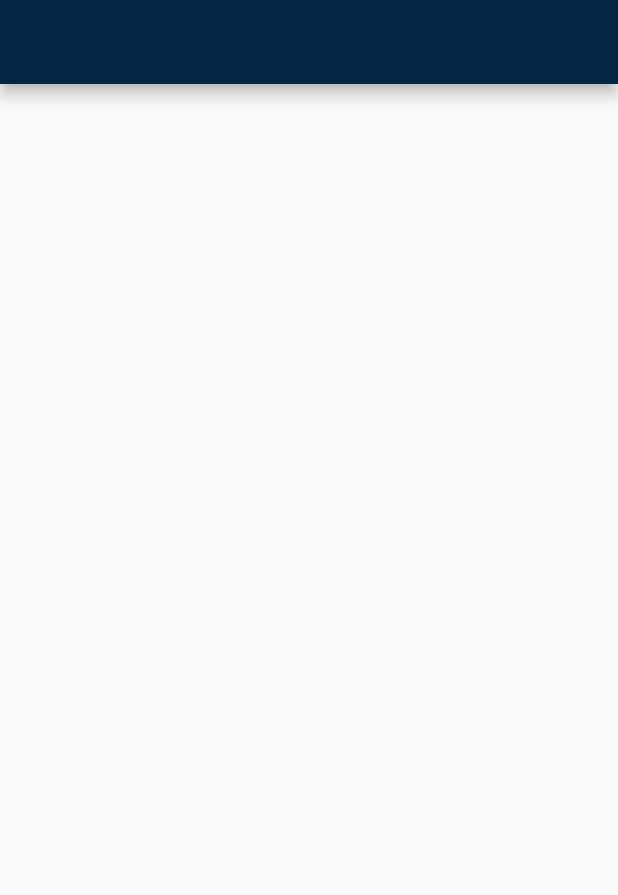
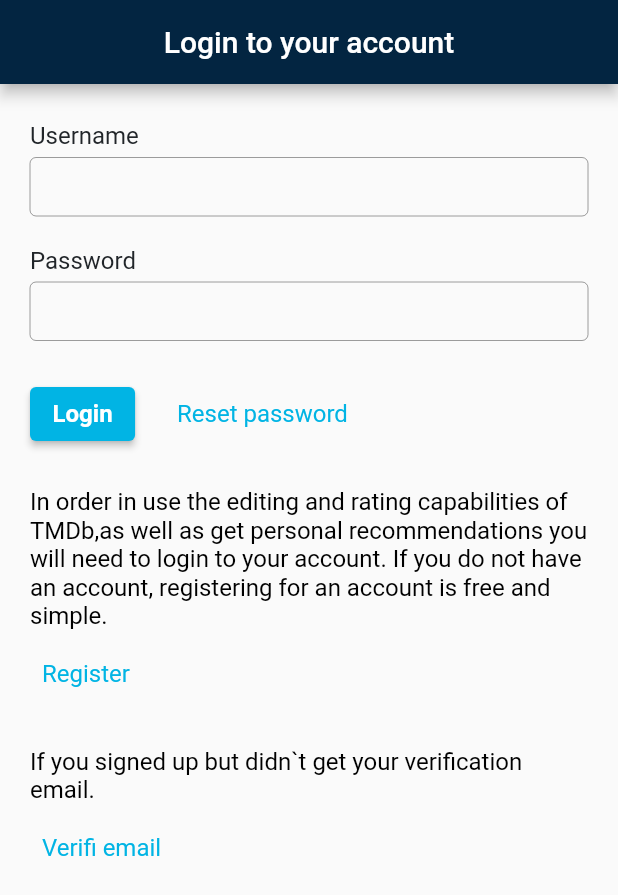
Before and after one commit to DarkPiano/The-Movie, a Flutter app: the screen it shows after launch, on a phone screen of 412 x 824 dp. Shown: the top 895 px of the screen. Run offline on Flutter 3.47's test engine with Material 2 defaults, Android fonts, the phone set to English and light mode, and no system bars.

Commit message:
feat: create page auth

```diff
--- a/lib/Theme/button_style.dart
+++ b/lib/Theme/button_style.dart
@@ -0,0 +1,10 @@
+import 'package:flutter/material.dart';
+
+abstract class AppButtonStyle {
+  static final ButtonStyle linkButton = ButtonStyle(
+    foregroundColor: MaterialStateProperty.all(const Color(0xFF01B4E4)),
+    textStyle: MaterialStateProperty.all(
+      const TextStyle(fontSize: 16, fontWeight: FontWeight.w400),
+    ),
+  );
+}
--- a/lib/main.dart
+++ b/lib/main.dart
@@ -13,7 +13,7 @@ class MyApp extends StatelessWidget {
     return MaterialApp(
       title: 'Flutter Demo',
       theme: ThemeData(
-        appBarTheme: AppBarTheme(
+        appBarTheme:  const AppBarTheme(
           backgroundColor: Color.fromRGBO(3, 37, 65, 1),
         ),
       ),
--- a/lib/widgets/auth/auth_widget.dart
+++ b/lib/widgets/auth/auth_widget.dart
@@ -1,4 +1,5 @@
 import 'package:flutter/material.dart';
+import '../../Theme/button_style.dart';
 
 class AuthWidget extends StatefulWidget {
   const AuthWidget({Key? key}) : super(key: key);
@@ -11,7 +12,158 @@ class _AuthWidgetState extends State<AuthWidget> {
   @override
   Widget build(BuildContext context) {
     return Scaffold(
-      appBar: AppBar(),
+      appBar: AppBar(
+        centerTitle: true,
+        title: Text('Login to your account'),
+      ),
+      body: ListView(
+        physics: BouncingScrollPhysics(),
+        children: [
+          _HeaderWidget(),
+          // _HeaderWidget(),
+        ],
+      ),
     );
   }
 }
+
+class _HeaderWidget extends StatelessWidget {
+  const _HeaderWidget({Key? key}) : super(key: key);
+
+  @override
+  Widget build(BuildContext context) {
+    const textStyle = TextStyle(
+      fontSize: 16,
+      color: Colors.black,
+    );
+    return Padding(
+      padding: const EdgeInsets.symmetric(horizontal: 20),
+      child: Column(
+        crossAxisAlignment: CrossAxisAlignment.start,
+        children: [
+          SizedBox(height: 25),
+          _FormWidget(),
+          SizedBox(height: 25),
+          Text(
+            'In order in use the editing and rating capabilities of TMDb,'
+            'as well as get personal recommendations you will need to login'
+            ' to your account. If you do not have an account, registering for '
+            'an account is free and simple.',
+            style: textStyle,
+          ),
+          SizedBox(height: 5),
+          TextButton(
+            style: AppButtonStyle.linkButton,
+            onPressed: () {},
+            child: Text('Register'),
+          ),
+          SizedBox(height: 25),
+          Text(
+            'If you signed up but didn`t get your verification email.',
+            style: textStyle,
+          ),
+          SizedBox(height: 5),
+          TextButton(
+            style: AppButtonStyle.linkButton,
+            onPressed: () {},
+            child: Text('Verifi email'),
+          ),
+        ],
+      ),
+    );
+  }
+}
+
+class _FormWidget extends StatefulWidget {
+  const _FormWidget({Key? key}) : super(key: key);
+
+  @override
+  State<_FormWidget> createState() => _FormWidgetState();
+}
+
+class _FormWidgetState extends State<_FormWidget> {
+  final _loginTextController = TextEditingController();
+  final _passwordTextController = TextEditingController();
+  String? errorText = null;
+
+  void _auth() {
+    final login = _loginTextController.text;
+    final password = _passwordTextController.text;
+    if (login == 'admin' && password == 'admin') {
+      errorText = null;
+      print('open app');
+    } else {
+      errorText = 'Invalid username or password';
+    }
+    setState(() {});
+  }
+
+  void _resetPassword() {
+    print('reset password');
+  }
+
+  @override
+  Widget build(BuildContext context) {
+    const textStyle = TextStyle(
+      fontSize: 16,
+      color: Color(0xFF212529),
+    );
+    const color = Color(0xFF01B4E4);
+    const textFieldDecoration = InputDecoration(
+      border: OutlineInputBorder(),
+      contentPadding: EdgeInsets.symmetric(horizontal: 10, vertical: 10),
+      isCollapsed: true,
+      focusedBorder: OutlineInputBorder(
+        borderSide: BorderSide(color: Colors.blue),
+      ),
+    );
+    final errorText = this.errorText;
+    return Column(
+      crossAxisAlignment: CrossAxisAlignment.start,
+      children: [
+        if (errorText != null) ...[
+          Text(
+            '$errorText',
+            style: TextStyle(fontSize: 17, color: Colors.red),
+          ),
+          SizedBox(height: 20),
+        ],
+        Text('Username', style: textStyle),
+        SizedBox(height: 5),
+        TextField(
+            controller: _loginTextController, decoration: textFieldDecoration),
+        SizedBox(height: 20),
+        Text('Password', style: textStyle),
+        SizedBox(height: 5),
+        TextField(
+            controller: _passwordTextController,
+            decoration: textFieldDecoration,
+            obscureText: true),
+        SizedBox(height: 25),
+        Row(
+          children: [
+            ElevatedButton(
+              style: ButtonStyle(
+                backgroundColor: MaterialStateProperty.all(color),
+                foregroundColor: MaterialStateProperty.all(Colors.white),
+                textStyle: MaterialStateProperty.all(
+                  TextStyle(fontSize: 16, fontWeight: FontWeight.w700),
+                ),
+                padding: MaterialStateProperty.all(
+                    EdgeInsets.symmetric(horizontal: 15, vertical: 8)),
+              ),
+              onPressed: _auth,
+              child: Text('Login'),
+            ),
+            SizedBox(width: 20),
+            TextButton(
+              style: AppButtonStyle.linkButton,
+              onPressed: _resetPassword,
+              child: Text('Reset password'),
+            ),
+          ],
+        ),
+      ],
+    );
+  }
+}
```
